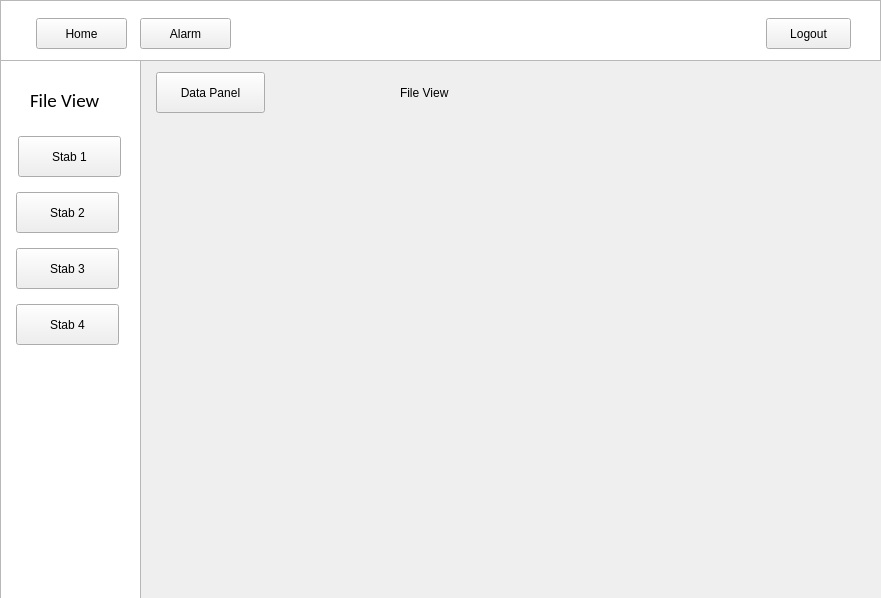
The window that Stab1.ui (AliZaiN-157/DataLogger) describes before a commit, drawn with Qt 5.
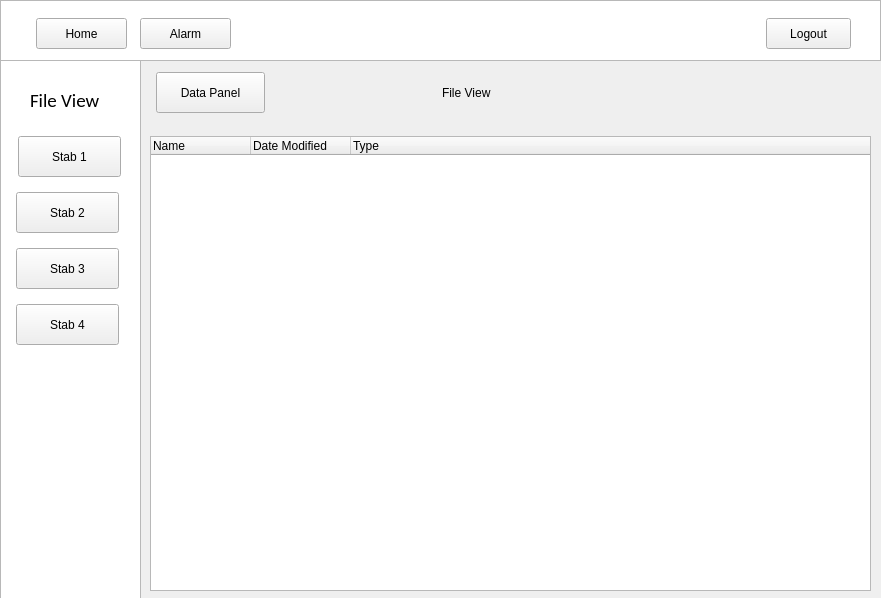
The same window after the commit. Icons and pictures are not drawn.

The edit to the form file:
```diff
--- a/Stab1.ui
+++ b/Stab1.ui
@@ -224,7 +224,7 @@
    <widget class="QLabel" name="label">
     <property name="geometry">
      <rect>
-      <x>400</x>
+      <x>442</x>
       <y>80</y>
       <width>93</width>
       <height>25</height>
@@ -237,6 +237,34 @@
      <string>File View</string>
     </property>
    </widget>
+   <widget class="QTreeWidget" name="tree">
+    <property name="geometry">
+     <rect>
+      <x>150</x>
+      <y>136</y>
+      <width>721</width>
+      <height>455</height>
+     </rect>
+    </property>
+    <attribute name="headerVisible">
+     <bool>true</bool>
+    </attribute>
+    <column>
+     <property name="text">
+      <string>Name</string>
+     </property>
+    </column>
+    <column>
+     <property name="text">
+      <string>Date Modified</string>
+     </property>
+    </column>
+    <column>
+     <property name="text">
+      <string>Type</string>
+     </property>
+    </column>
+   </widget>
   </widget>
  </widget>
  <resources>
```
Left out of the diff: 18 changed lines with no effect on the pictures.
